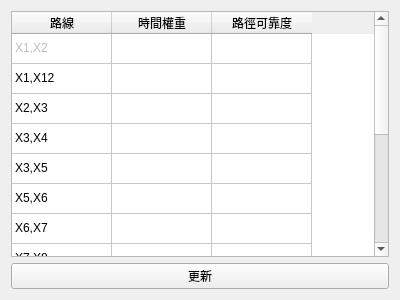
This is form/pathweighteditor.ui in dokinkon/FMFST as Qt 5 draws it before an edit. The edited form follows.
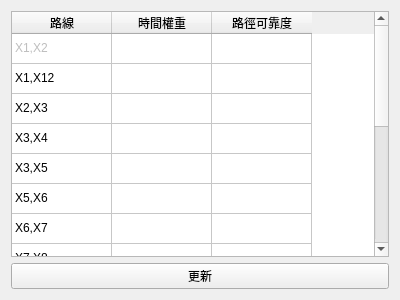
This is the edited form.

```diff
--- a/form/pathweighteditor.ui
+++ b/form/pathweighteditor.ui
@@ -17,7 +17,7 @@
    <item>
     <widget class="QTableWidget" name="tableWidgetContent">
      <property name="rowCount">
-      <number>14</number>
+      <number>15</number>
      </property>
      <property name="columnCount">
       <number>3</number>
@@ -39,6 +39,7 @@
      <row/>
      <row/>
      <row/>
+     <row/>
      <column>
       <property name="text">
        <string>路線</string>
@@ -135,6 +136,11 @@
        <string>X11,X13</string>
       </property>
      </item>
+     <item row="14" column="0">
+      <property name="text">
+       <string>X4,X12</string>
+      </property>
+     </item>
     </widget>
    </item>
    <item>
```
